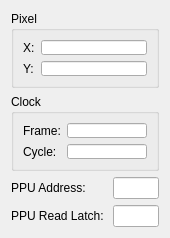
Above: debugger/ppuinformationdialog.ui from christopherpow/nesicide before the change. Below: the same form after it.
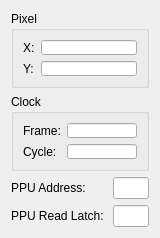
That is the form after the change.

Patch:
```diff
--- a/debugger/ppuinformationdialog.ui
+++ b/debugger/ppuinformationdialog.ui
@@ -6,7 +6,7 @@
    <rect>
     <x>0</x>
     <y>0</y>
-    <width>170</width>
+    <width>160</width>
     <height>238</height>
    </rect>
   </property>
@@ -18,7 +18,7 @@
   </property>
   <property name="minimumSize">
    <size>
-    <width>170</width>
+    <width>160</width>
     <height>238</height>
    </size>
   </property>
```
